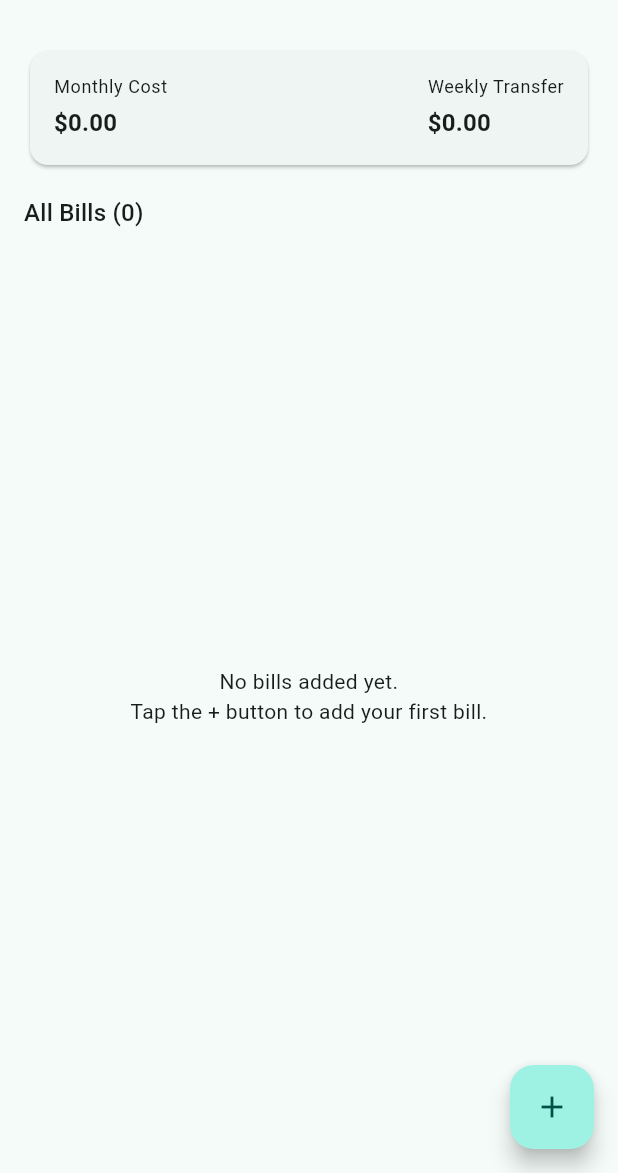
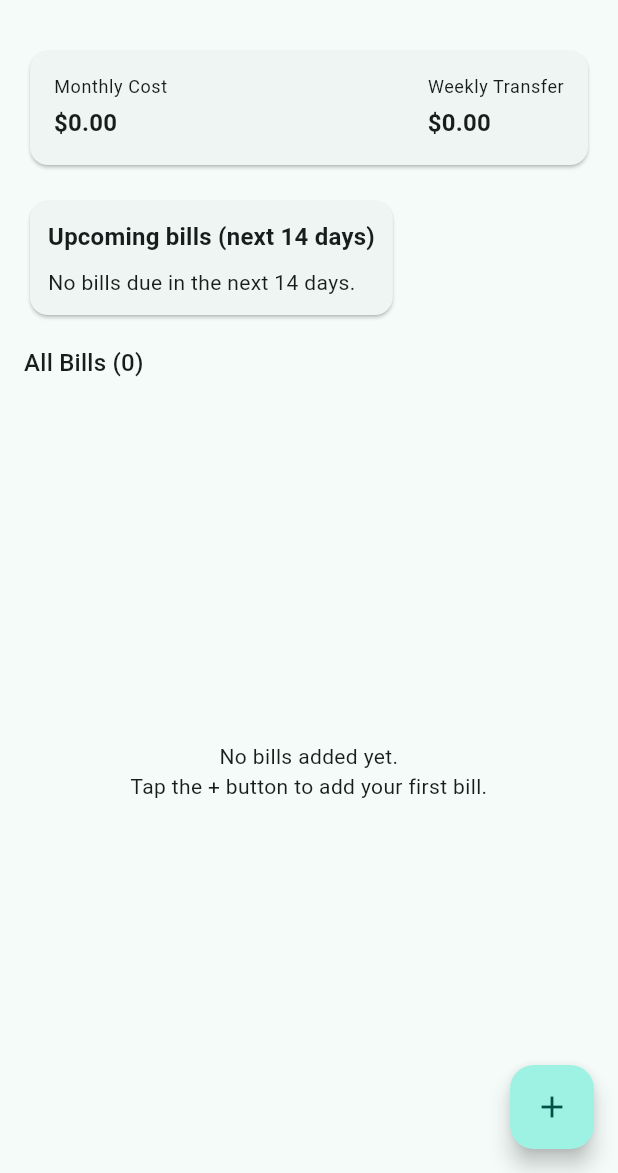
Before and after one commit to Parth-Patel01/BillBucket, a Flutter app: the screen it shows after launch, on a phone screen of 412 x 824 dp, the part 63-1236 px from its top. Run offline on Flutter 3.47's test engine with Material 3 defaults, Android fonts, the phone set to English and light mode, and no system bars; our stand-ins replace hive, hive_flutter; accounts and stored records are empty; generated files the repository leaves out were written again.

Commit message:
feat: improve dashboard with upcoming bills section

```diff
--- a/lib/screens/dashboard_screen.dart
+++ b/lib/screens/dashboard_screen.dart
@@ -6,13 +6,13 @@ import '../models/bill.dart';
 import 'add_edit_bill_screen.dart';
 import 'bill_detail_screen.dart';
 
-
-/// Initial dashboard screen.
+/// Main dashboard screen.
 ///
-/// Right now it just:
-/// - Reads data from BillProvider.
-/// - Shows basic info to confirm that everything is wired correctly.
-/// Later we will expand this into proper cards and lists.
+/// Responsibilities:
+/// - Shows high-level summary (monthly cost, recommended weekly transfer).
+/// - Shows upcoming bills (next 14 days).
+/// - Lists all bills with navigation to details.
+/// - Provides FAB to add a new bill.
 class DashboardScreen extends StatelessWidget {
   const DashboardScreen({super.key});
 
@@ -22,6 +22,7 @@ class DashboardScreen extends StatelessWidget {
     final bills = billProvider.bills;
     final totalMonthly = billProvider.totalMonthlyCost;
     final weeklyTransfer = billProvider.recommendedWeeklyTransfer;
+    final upcomingBills = billProvider.upcomingBills(daysAhead: 14);
 
     return Scaffold(
       appBar: AppBar(
@@ -48,11 +49,16 @@ class DashboardScreen extends StatelessWidget {
               weeklyTransfer: weeklyTransfer,
             ),
             const SizedBox(height: 16),
+
+            _UpcomingBillsSection(upcomingBills: upcomingBills),
+            const SizedBox(height: 16),
+
             Text(
               'All Bills (${bills.length})',
               style: Theme.of(context).textTheme.titleMedium,
             ),
             const SizedBox(height: 8),
+
             Expanded(
               child: bills.isEmpty
                   ? const Center(
@@ -79,7 +85,7 @@ class DashboardScreen extends StatelessWidget {
   }
 }
 
-/// Simple card showing summary metrics.
+/// Simple card showing summary metrics (monthly cost and weekly transfer).
 class _SummaryCard extends StatelessWidget {
   const _SummaryCard({
     required this.totalMonthly,
@@ -139,15 +145,94 @@ class _SummaryItem extends StatelessWidget {
         const SizedBox(height: 4),
         Text(
           '\$${value.toStringAsFixed(2)}',
-          style: textTheme.titleMedium?.copyWith(fontWeight: FontWeight.bold),
+          style: textTheme.titleMedium?.copyWith(
+            fontWeight: FontWeight.bold,
+          ),
         ),
       ],
     );
   }
 }
 
+/// Card section for upcoming bills within the next 14 days.
+class _UpcomingBillsSection extends StatelessWidget {
+  const _UpcomingBillsSection({
+    required this.upcomingBills,
+  });
+
+  final List<Bill> upcomingBills;
+
+  @override
+  Widget build(BuildContext context) {
+    final textTheme = Theme.of(context).textTheme;
+
+    return Card(
+      child: Padding(
+        padding: const EdgeInsets.all(12.0),
+        child: Column(
+          crossAxisAlignment: CrossAxisAlignment.start,
+          children: [
+            Text(
+              'Upcoming bills (next 14 days)',
+              style: textTheme.titleMedium?.copyWith(
+                fontWeight: FontWeight.w600,
+              ),
+            ),
+            const SizedBox(height: 8),
+            if (upcomingBills.isEmpty)
+              Text(
+                'No bills due in the next 14 days.',
+                style: textTheme.bodyMedium,
+              )
+            else
+              SizedBox(
+                height: 160,
+                child: ListView.separated(
+                  itemCount: upcomingBills.length,
+                  separatorBuilder: (_, __) => const Divider(height: 8),
+                  itemBuilder: (context, index) {
+                    final bill = upcomingBills[index];
+                    final day =
+                    bill.nextDueDate.day.toString().padLeft(2, '0');
+                    final month =
+                    bill.nextDueDate.month.toString().padLeft(2, '0');
+
+                    return Row(
+                      mainAxisAlignment: MainAxisAlignment.spaceBetween,
+                      children: [
+                        Expanded(
+                          child: Text(
+                            bill.name,
+                            style: textTheme.bodyMedium,
+                            overflow: TextOverflow.ellipsis,
+                          ),
+                        ),
+                        const SizedBox(width: 8),
+                        Text(
+                          '$day/$month',
+                          style: textTheme.bodySmall,
+                        ),
+                        const SizedBox(width: 8),
+                        Text(
+                          '\$${bill.amount.toStringAsFixed(2)}',
+                          style: textTheme.bodyMedium?.copyWith(
+                            fontWeight: FontWeight.w600,
+                          ),
+                        ),
+                      ],
+                    );
+                  },
+                ),
+              ),
+          ],
+        ),
+      ),
+    );
+  }
+}
+
 /// Basic list tile for a bill.
-/// We’ll later navigate to a detailed screen when tapping it.
+/// Tapping navigates to the bill detail screen.
 class _BillListTile extends StatelessWidget {
   const _BillListTile({
     required this.bill,
@@ -158,13 +243,15 @@ class _BillListTile extends StatelessWidget {
   @override
   Widget build(BuildContext context) {
     final freqLabel = Bill.frequencyLabel(bill.frequency);
+    final day = bill.nextDueDate.day.toString().padLeft(2, '0');
+    final month = bill.nextDueDate.month.toString().padLeft(2, '0');
+    final year = bill.nextDueDate.year.toString();
 
     return Card(
       child: ListTile(
         title: Text(bill.name),
         subtitle: Text(
-          '$freqLabel • Next due: '
-              '${bill.nextDueDate.day}/${bill.nextDueDate.month}/${bill.nextDueDate.year}',
+          '$freqLabel • Next due: $day/$month/$year',
         ),
         trailing: Text('\$${bill.amount.toStringAsFixed(2)}'),
         onTap: () {
```
